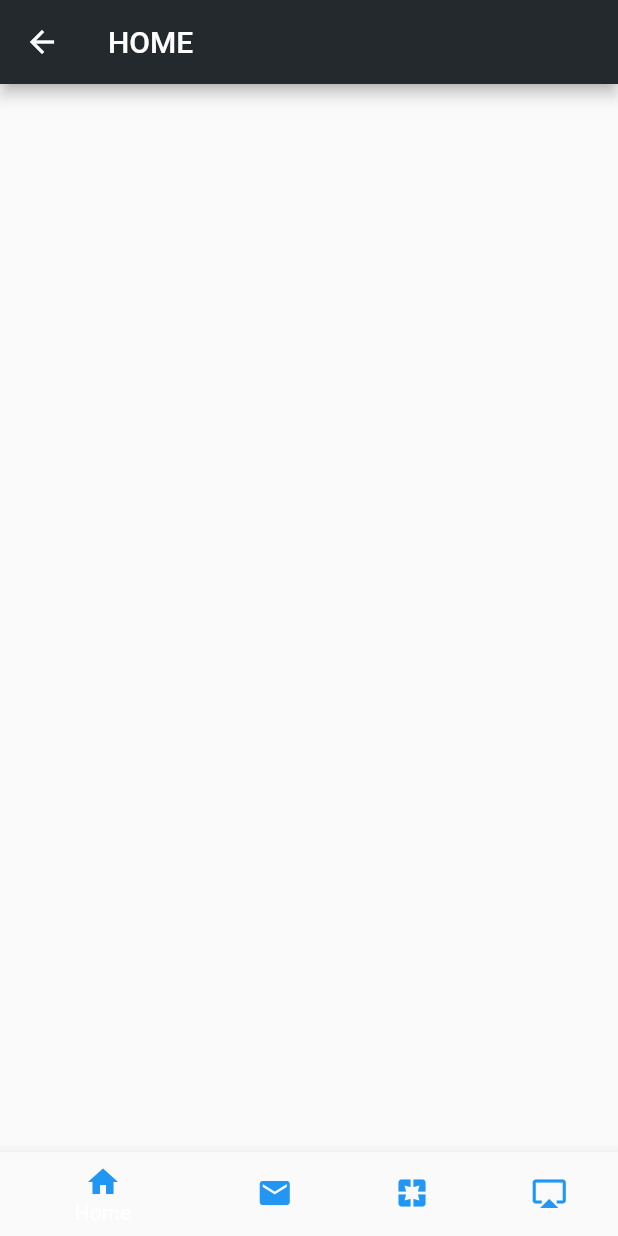
After one commit to xianfeng92/xforg_flutter_demo, a Flutter app: the screen it shows after launch, after a tap on "BottomNavigation", on a phone screen of 412 x 824 dp. The commit adds this screen. Run offline on Flutter 3.47's test engine with Material 2 defaults, Android fonts, the phone set to English and light mode, and no system bars; our stand-ins replace event_bus, flutter_redux, flutter_spinkit, redux, rxdart; missing offline and left inert: flutter_statusbar.

Commit message:
add bottomnavigationbar
Change-Id: I415496fa5151c8c714c8fe7895aa7726f9a2efd0

```diff
--- /dev/null
+++ b/lib/Bottomnavigationbar/BottomNavigationWidget.dart
@@ -0,0 +1,82 @@
+import 'package:flutter/material.dart';
+import 'package:xforg_flutter_demo/Bottomnavigationbar/pages/airplay_screen.dart';
+import 'package:xforg_flutter_demo/Bottomnavigationbar/pages/email_screen.dart';
+import 'package:xforg_flutter_demo/Bottomnavigationbar/pages/home_screen.dart';
+import 'package:xforg_flutter_demo/Bottomnavigationbar/pages/pages_screen.dart';
+
+class BottomNavigationWidget extends StatefulWidget {
+  @override
+  _BottomNavigationWidgetState createState() => _BottomNavigationWidgetState();
+}
+
+class _BottomNavigationWidgetState extends State<BottomNavigationWidget> {
+
+  final _bottomNavigationColor = Colors.blue;
+  int _currentIndex = 0;
+
+  List<Widget> list = new List();
+
+  @override
+  void initState() {
+    // TODO: implement initState
+    list
+      ..add(HomeScreen())
+      ..add(EmailScreen())
+      ..add(PagesScreen())
+      ..add(AirPlayScreen());
+    super.initState();
+  }
+
+  @override
+  Widget build(BuildContext context) {
+    return new Scaffold(
+      body: list[_currentIndex],
+      bottomNavigationBar: new BottomNavigationBar(items: [
+        new BottomNavigationBarItem(
+          icon: Icon(Icons.home,
+          color: _bottomNavigationColor,
+          ),
+          title: new Text(
+            'Home',
+            style: TextStyle(color: _bottomNavigationColor),
+          )
+        ),
+        new BottomNavigationBarItem(icon:Icon(
+          Icons.email,
+          color: _bottomNavigationColor,
+        ),
+          title: Text(
+            'Email',
+            style: TextStyle(color: _bottomNavigationColor),
+          )
+        ),
+        new BottomNavigationBarItem(icon:
+        Icon(Icons.pages,
+        color: _bottomNavigationColor,
+        ),
+          title: Text(
+            'PAGES',
+            style: TextStyle(color: _bottomNavigationColor),
+          )
+        ),
+        new BottomNavigationBarItem(icon:
+        Icon(Icons.airplay,
+        color: _bottomNavigationColor,
+        ),
+          title: Text(
+            'AIRPLAY',
+            style: TextStyle(color: _bottomNavigationColor),
+          )
+        ),
+      ],
+      currentIndex: _currentIndex,
+        onTap: (int index){
+        setState(() {
+          _currentIndex = index;
+        });
+        },
+        type: BottomNavigationBarType.shifting,
+      ),
+    );
+  }
+}
--- /dev/null
+++ b/lib/Bottomnavigationbar/pages/airplay_screen.dart
@@ -0,0 +1,10 @@
+import 'package:flutter/material.dart';
+
+class AirPlayScreen extends StatelessWidget{
+  @override
+  Widget build(BuildContext context) {
+    return Scaffold(
+      appBar: AppBar(title: Text('AirPlay'),),
+    );
+  }
+}
--- /dev/null
+++ b/lib/Bottomnavigationbar/pages/email_screen.dart
@@ -0,0 +1,11 @@
+import 'package:flutter/material.dart';
+
+class EmailScreen extends StatelessWidget{
+  @override
+  Widget build(BuildContext context) {
+    return Scaffold(
+      appBar: AppBar(title: Text('Email'),),
+    );
+  }
+
+}
--- /dev/null
+++ b/lib/Bottomnavigationbar/pages/home_screen.dart
@@ -0,0 +1,12 @@
+import 'package:flutter/material.dart';
+
+class HomeScreen extends StatelessWidget{
+  @override
+  Widget build(BuildContext context) {
+    return Scaffold(
+      appBar: AppBar(
+        title: Text('HOME'),
+      ),
+    );
+  }
+}
--- /dev/null
+++ b/lib/Bottomnavigationbar/pages/pages_screen.dart
@@ -0,0 +1,13 @@
+import 'package:flutter/material.dart';
+
+class PagesScreen extends StatelessWidget{
+  @override
+  Widget build(BuildContext context) {
+    return Scaffold(
+      appBar: AppBar(
+        title: Text('Pages'),
+      ),
+    );
+  }
+
+}
--- a/lib/main.dart
+++ b/lib/main.dart
@@ -7,7 +7,6 @@ import 'package:xforg_flutter_demo/SplashScreen/SplashScreen.dart';
 import 'package:xforg_flutter_demo/Spinkit/SpinkitDemoPage.dart';
 import 'package:xforg_flutter_demo/EventBus/screens/FirstScreen.dart';
 import 'package:xforg_flutter_demo/SearchBar/SearchBarPage.dart';
-import 'package:xforg_flutter_demo/redux/TopScreen.dart';
 import 'package:redux/redux.dart';
 import 'package:flutter_redux/flutter_redux.dart';
 import 'package:xforg_flutter_demo/LocalizationAndTheme/ThemeChangePage.dart';
@@ -16,6 +15,8 @@ import 'package:xforg_flutter_demo/Common/Utils/common_utils.dart';
 import 'package:xforg_flutter_demo/Common/Style/xforg_style.dart';
 import 'package:xforg_flutter_demo/Common/Localization/XforgLocalizationsDelegate.dart';
 import 'package:flutter_localizations/flutter_localizations.dart';
+import 'Bottomnavigationbar/BottomNavigationWidget.dart';
+
 
 void main(){
   final store = Store<XFORGState>(
@@ -82,7 +83,6 @@ class _XFORGLocalizationsState extends State<XFORGLocalizations> {
 ///Page页面的容器，做一次通用自定义
 Widget pageContainer(widget) {
 return MediaQuery(
-
 ///不受系统字体缩放影响
 data: MediaQueryData.fromWindow(WidgetsBinding.instance.window)
     .copyWith(textScaleFactor: 1), child: widget);
@@ -145,15 +145,15 @@ class MainPage extends StatelessWidget{
                   color: Colors.blue,
                   child: new Text("SearchBarDemo")),
               new FlatButton(onPressed: (){
-                Navigator.push(context, new MaterialPageRoute(builder: (context) => new TopScreen()));
-              },
-                  color: Colors.blue,
-                  child: new Text("ReduxDemo")),
-              new FlatButton(onPressed: (){
                 Navigator.push(context, new MaterialPageRoute(builder: (context) => new HomeDrawerPage()));
               },
                   color: Colors.blue,
                   child: new Text("changeTheme")),
+              new FlatButton(onPressed: (){
+                Navigator.push(context, new MaterialPageRoute(builder: (context) => new BottomNavigationWidget()));
+              },
+                  color: Colors.blue,
+                  child: new Text("BottomNavigation")),
             ],
           ),
           onWillPop: (){
```
